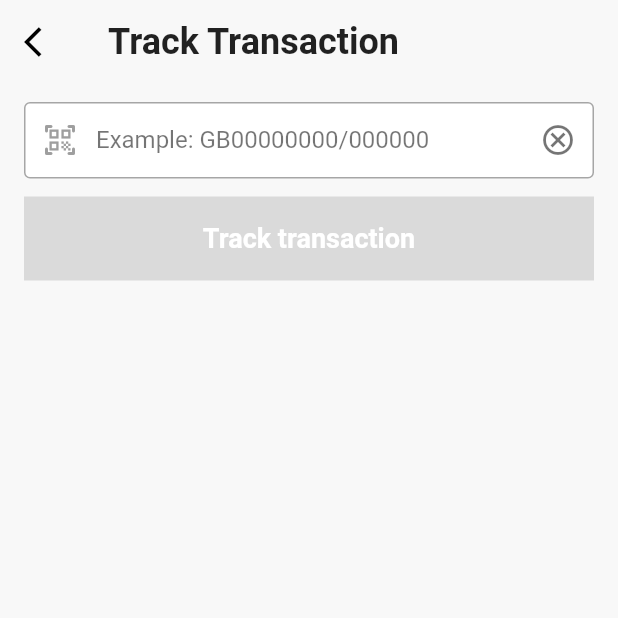
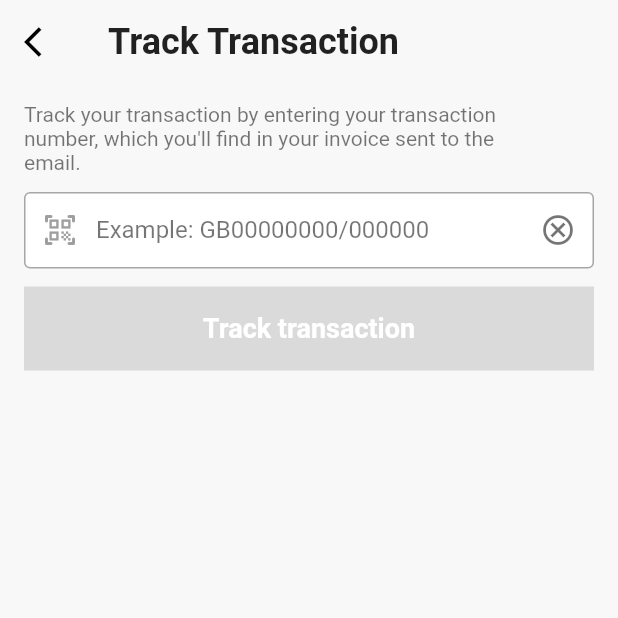
Before and after one commit to RkTushar/nec_app, a Flutter app: the TrackTransactionScreen screen opened directly, on a phone screen of 412 x 824 dp, the top half of it. Run offline on Flutter 3.47's test engine with Material 3 defaults, Android fonts, the phone set to English and light mode, and no system bars; our stand-ins replace flutter_svg, qr_flutter, share_plus, shared_preferences, webview_flutter; accounts and stored records are empty.

Commit message:
Update track_transaction_widget.dart

```diff
--- a/nec_app/lib/widgets/cards/track_transaction_widget.dart
+++ b/nec_app/lib/widgets/cards/track_transaction_widget.dart
@@ -1,12 +1,14 @@
 import 'package:flutter/material.dart';
 import 'package:nec_app/widgets/fields/custom_text_field.dart';
 import 'package:nec_app/widgets/buttons/primary_button.dart';
+import 'package:nec_app/theme/theme_data.dart';
 
 class TrackTransactionWidget extends StatefulWidget {
   final String initialText;
   final void Function(String transactionNumber)? onTrack;
+  final bool showDescription;
 
-  const TrackTransactionWidget({super.key, this.initialText = '', this.onTrack});
+  const TrackTransactionWidget({super.key, this.initialText = '', this.onTrack, this.showDescription = true});
 
   @override
   State<TrackTransactionWidget> createState() => _TrackTransactionWidgetState();
@@ -29,9 +31,16 @@ class _TrackTransactionWidgetState extends State<TrackTransactionWidget> {
 
   @override
   Widget build(BuildContext context) {
+    final theme = Theme.of(context);
     return Column(
       crossAxisAlignment: CrossAxisAlignment.start,
       children: [
+        if (widget.showDescription)
+          Text(
+            'Track your transaction by entering your transaction\nnumber, which you\'ll find in your invoice sent to the\nemail.',
+            style: theme.textTheme.bodyMedium?.copyWith(color: AppColors.textSecondary),
+          ),
+        if (widget.showDescription) const SizedBox(height: 12),
         CustomTextField(
           controller: _controller,
           labelText: 'Example: GB00000000/000000',
```
